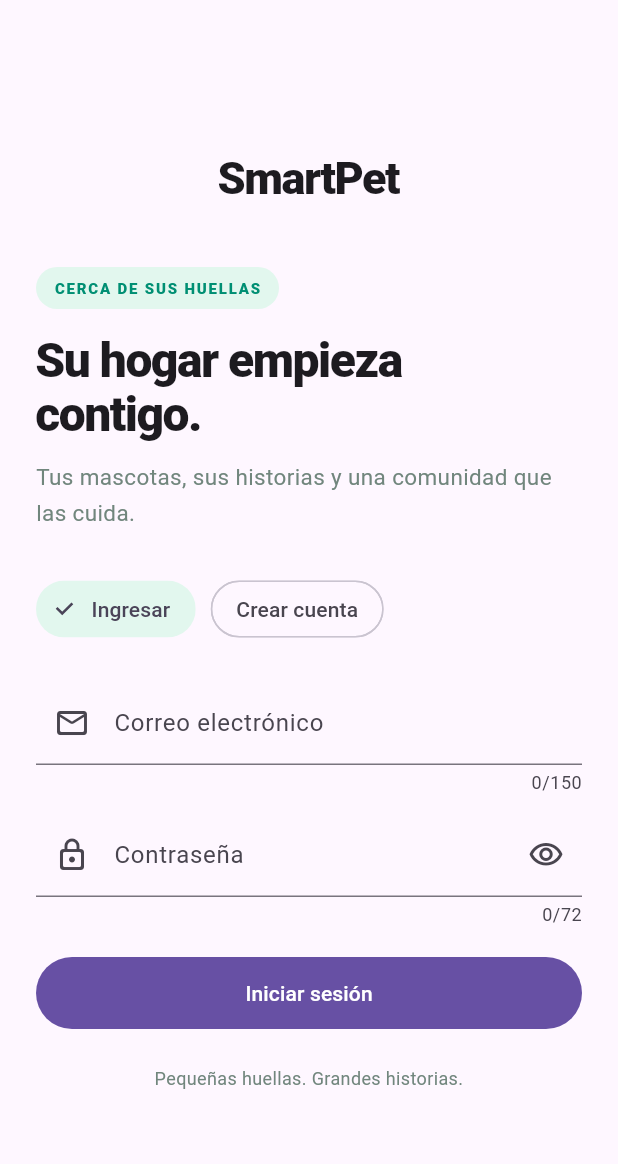
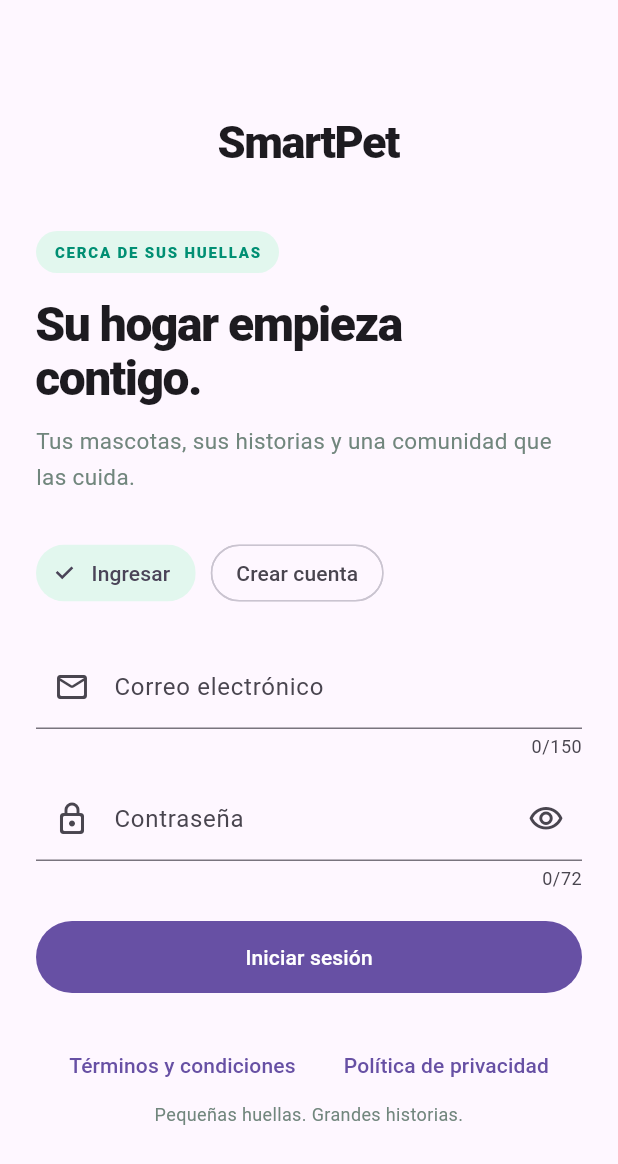
Before and after one commit to CristianGedalge/SmartPet_Movil, a Flutter app: the AuthScreen screen opened directly with empty values, on a phone screen of 412 x 824 dp. Shown: the top 1164 px of the screen. Run offline on Flutter 3.47's test engine with Material 3 defaults, Android fonts, the phone set to English and light mode, and no system bars; our stand-ins replace flutter_secure_storage, flutter_svg, geolocator, image_picker, socket_io_client; missing offline and left inert: maplibre_gl; accounts and stored records are empty.

Commit message:
feat(registro): exigir aceptación legal
Mostrar términos y privacidad versionados, conservar los datos al consultarlos y enviar ambas aceptaciones obligatorias al registrar ciudadanos. Exponer los documentos también desde acceso y perfil.

Co-authored-by: Beimar Mamani <beimarmamanimeza@gmail.com>

```diff
--- a/lib/features/auth/screens/auth_screen.dart
+++ b/lib/features/auth/screens/auth_screen.dart
@@ -2,6 +2,7 @@ import 'package:flutter/material.dart';
 
 import '../../../config/app_theme.dart';
 import '../../../shared/widgets/app_widgets.dart';
+import '../../legal/screens/legal_screen.dart';
 
 class AuthScreen extends StatefulWidget {
   const AuthScreen({
@@ -25,6 +26,7 @@ class _AuthScreenState extends State<AuthScreen> {
   final _telefono = TextEditingController();
   final _password = TextEditingController();
   bool _register = false, _busy = false, _hidden = true;
+  bool _acceptTerms = false, _acceptPrivacy = false;
   String? _error;
 
   @override
@@ -46,6 +48,12 @@ class _AuthScreenState extends State<AuthScreen> {
 
   Future<void> _submit() async {
     if (_busy || !_form.currentState!.validate()) return;
+    if (_register && (!_acceptTerms || !_acceptPrivacy)) {
+      setState(
+        () => _error = 'Acepta los términos y condiciones y la política de privacidad para registrarte.',
+      );
+      return;
+    }
     FocusScope.of(context).unfocus();
     setState(() {
       _busy = true;
@@ -58,6 +66,9 @@ class _AuthScreenState extends State<AuthScreen> {
     try {
       if (_register) {
         await widget.onRegister({
+          'aceptaTerminos': _acceptTerms,
+          'aceptaPrivacidad': _acceptPrivacy,
+          'versionLegal': legalVersion,
           ...credentials,
           'nombre': _nombre.text.trim(),
           'apellido': _apellido.text.trim(),
@@ -171,6 +182,8 @@ class _AuthScreenState extends State<AuthScreen> {
                                 ? null
                                 : (_) => setState(() {
                                     _register = register;
+                                    _acceptTerms = false;
+                                    _acceptPrivacy = false;
                                     _error = null;
                                     _form.currentState?.reset();
                                   }),
@@ -287,13 +300,57 @@ class _AuthScreenState extends State<AuthScreen> {
                                 ? 'Usa al menos 8 caracteres.'
                                 : null,
                           ),
+                          if (_register) ...[
+                            CheckboxListTile(
+                              key: const ValueKey('accept-terms'),
+                              contentPadding: EdgeInsets.zero,
+                              controlAffinity: ListTileControlAffinity.leading,
+                              value: _acceptTerms,
+                              onChanged: _busy
+                                  ? null
+                                  : (value) => setState(
+                                      () => _acceptTerms = value ?? false,
+                                    ),
+                              title: const Text(
+                                'Acepto los términos y condiciones.',
+                              ),
+                            ),
+                            CheckboxListTile(
+                              key: const ValueKey('accept-privacy'),
+                              contentPadding: EdgeInsets.zero,
+                              controlAffinity: ListTileControlAffinity.leading,
+                              value: _acceptPrivacy,
+                              onChanged: _busy
+                                  ? null
+                                  : (value) => setState(
+                                      () => _acceptPrivacy = value ?? false,
+                                    ),
+                              title: const Text(
+                                'He leído y acepto la política de privacidad.',
+                              ),
+                            ),
+                            const Text(
+                              'Debes aceptar ambos documentos para crear tu cuenta. Puedes leerlos en los enlaces siguientes.',
+                              style: TextStyle(
+                                fontSize: 13,
+                                height: 1.5,
+                                color: AppColors.muted,
+                              ),
+                            ),
+                            const LegalLinks(),
+                          ],
                           if (_error != null) ...[
                             const SizedBox(height: 14),
                             InlineMessage(_error!),
                           ],
                           const SizedBox(height: 20),
                           FilledButton(
-                            onPressed: _busy ? null : _submit,
+                            onPressed:
+                                _busy ||
+                                    (_register &&
+                                        (!_acceptTerms || !_acceptPrivacy))
+                                ? null
+                                : _submit,
                             child: _busy
                                 ? const SizedBox(
                                     width: 22,
@@ -318,6 +375,7 @@ class _AuthScreenState extends State<AuthScreen> {
                       ),
                     ),
                     const SizedBox(height: 24),
+                    if (!_register) const LegalLinks(),
                     const Text(
                       'Pequeñas huellas. Grandes historias.',
                       textAlign: TextAlign.center,
--- a/lib/features/auth/screens/profile_screen.dart
+++ b/lib/features/auth/screens/profile_screen.dart
@@ -1,4 +1,6 @@
 import 'package:flutter/material.dart';
+
+import '../../legal/screens/legal_screen.dart';
 
 import '../../../config/app_theme.dart';
 import '../../../shared/widgets/app_widgets.dart';
@@ -186,6 +188,7 @@ class _ProfileScreenState extends State<ProfileScreen> {
                 icon: const Icon(Icons.logout_rounded),
                 label: const Text('Cerrar sesión'),
               ),
+              const LegalLinks(),
             ],
           ),
         ),
--- a/pubspec.yaml
+++ b/pubspec.yaml
@@ -68,6 +68,7 @@ flutter:
   uses-material-design: true
   assets:
     - assets/smartpet-icon.svg
+    - assets/legal/legal.json
 
   # To add assets to your application, add an assets section, like this:
   # assets:
```
Also changed, not shown: assets/legal/legal.json (added, +96 -0 lines), lib/features/legal/screens/legal_screen.dart (added, +138 -0 lines), 5 other files.
